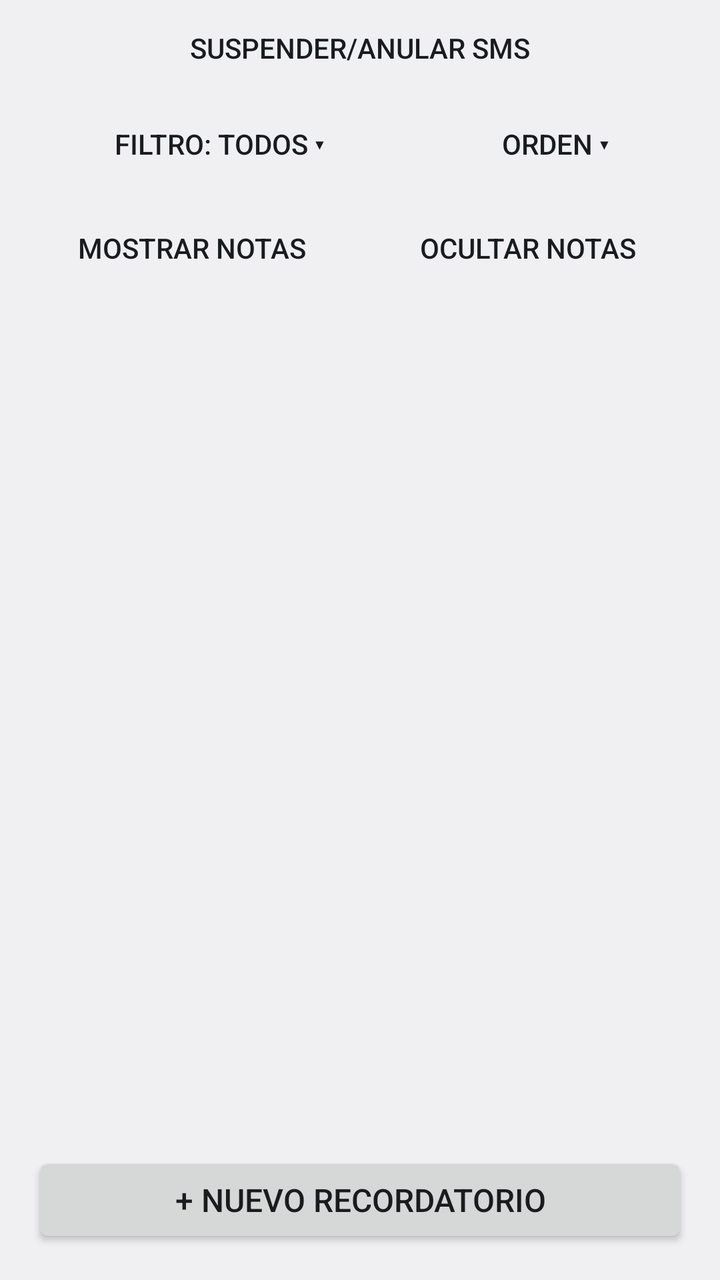
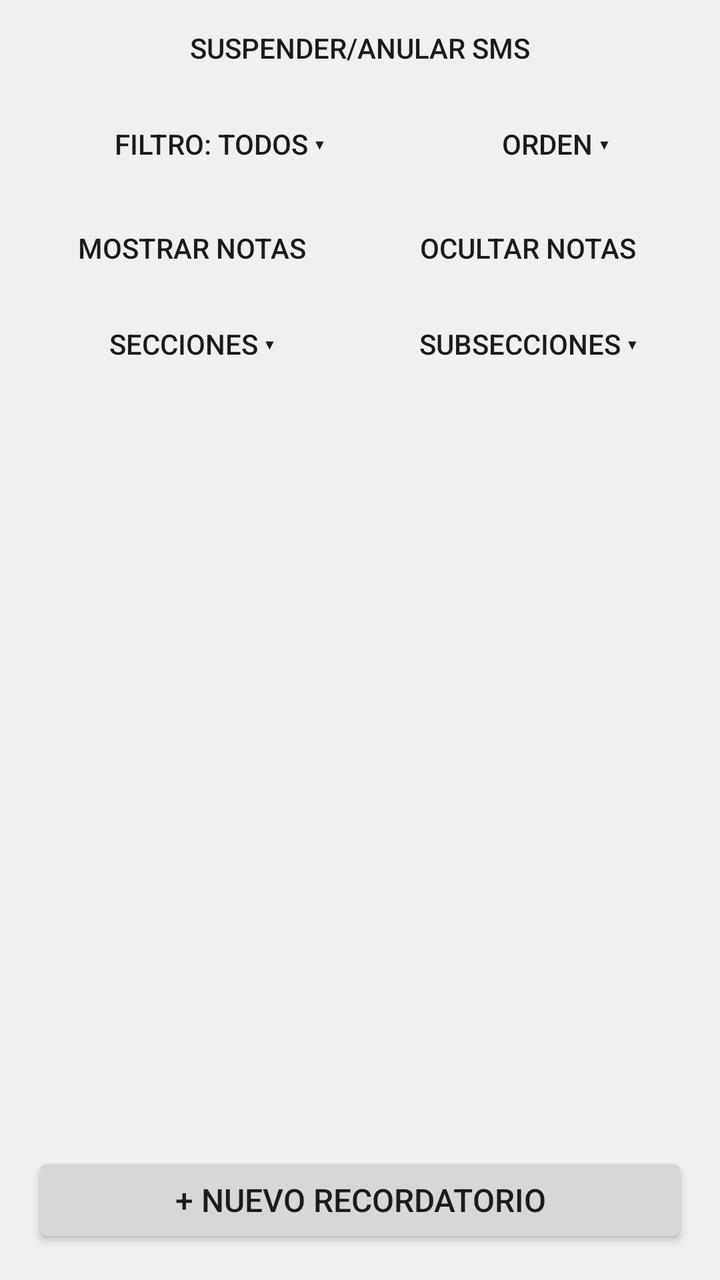

Before-and-after screenshots of an Android layout around one commit, followed by the original layout XML and the change that was made.
<!-- AndroidManifest.xml: application theme Tema -->
<!-- res/layout/activity_main.xml -->
<?xml version="1.0" encoding="utf-8"?>
<LinearLayout xmlns:android="http://schemas.android.com/apk/res/android"
    android:layout_width="match_parent"
    android:layout_height="match_parent"
    android:orientation="vertical">

    <TextView
        android:id="@+id/aviso"
        android:layout_width="match_parent"
        android:layout_height="wrap_content"
        android:background="#FFF4CE"
        android:padding="14dp"
        android:textColor="#5C4400"
        android:textSize="15sp"
        android:visibility="gone" />

    <TextView
        android:id="@+id/avisoSms"
        android:layout_width="match_parent"
        android:layout_height="wrap_content"
        android:background="#B3261E"
        android:gravity="center"
        android:padding="10dp"
        android:text="Envíos SMS se encuentran SUSPENDIDOS/ANULADOS"
        android:textColor="#FFFFFF"
        android:textSize="15sp"
        android:textStyle="bold"
        android:visibility="gone" />

    <Button
        android:id="@+id/btnSms"
        style="?android:attr/borderlessButtonStyle"
        android:layout_width="match_parent"
        android:layout_height="wrap_content"
        android:layout_marginHorizontal="12dp"
        android:text="Suspender/Anular SMS" />

    <LinearLayout
        android:layout_width="match_parent"
        android:layout_height="wrap_content"
        android:orientation="horizontal"
        android:paddingHorizontal="12dp">

        <Button
            android:id="@+id/btnFiltro"
            style="?android:attr/borderlessButtonStyle"
            android:layout_width="0dp"
            android:layout_height="wrap_content"
            android:layout_weight="1.4"
            android:text="Filtro: Todos ▾" />

        <Button
            android:id="@+id/btnOrden"
            style="?android:attr/borderlessButtonStyle"
            android:layout_width="0dp"
            android:layout_height="wrap_content"
            android:layout_weight="1"
            android:text="Orden ▾" />
    </LinearLayout>

    <TextView
        android:id="@+id/avisoFiltro"
        android:layout_width="match_parent"
        android:layout_height="wrap_content"
        android:background="?android:attr/colorAccent"
        android:gravity="center"
        android:padding="6dp"
        android:textColor="#FFFFFF"
        android:visibility="gone" />

    <LinearLayout
        android:layout_width="match_parent"
        android:layout_height="wrap_content"
        android:orientation="horizontal"
        android:paddingHorizontal="12dp"
        android:paddingTop="4dp">

        <Button
            android:id="@+id/btnMostrarNotas"
            style="?android:attr/borderlessButtonStyle"
            android:layout_width="0dp"
            android:layout_height="wrap_content"
            android:layout_weight="1"
            android:text="Mostrar notas" />

        <Button
            android:id="@+id/btnOcultarNotas"
            style="?android:attr/borderlessButtonStyle"
            android:layout_width="0dp"
            android:layout_height="wrap_content"
            android:layout_weight="1"
            android:text="Ocultar notas" />
    </LinearLayout>

    <ScrollView
        android:layout_width="match_parent"
        android:layout_height="0dp"
        android:layout_weight="1">

        <LinearLayout
            android:id="@+id/lista"
            android:layout_width="match_parent"
            android:layout_height="wrap_content"
            android:orientation="vertical"
            android:padding="8dp" />
    </ScrollView>

    <Button
        android:id="@+id/btnNuevo"
        android:layout_width="match_parent"
        android:layout_height="wrap_content"
        android:layout_margin="16dp"
        android:text="+ Nuevo recordatorio"
        android:textSize="16sp" />
</LinearLayout>
<!-- resources referenced by this layout -->
<resources>
  <style name="Tema" parent="android:Theme.DeviceDefault.DayNight" />
</resources>

<!-- the commit's change to res/layout/activity_main.xml (unified diff, before → after) -->
@@ -92,6 +92,61 @@
             android:text="Ocultar notas" />
     </LinearLayout>
 
+    <LinearLayout
+        android:layout_width="match_parent"
+        android:layout_height="wrap_content"
+        android:orientation="horizontal"
+        android:paddingHorizontal="12dp">
+
+        <Button
+            android:id="@+id/btnSecciones"
+            style="?android:attr/borderlessButtonStyle"
+            android:layout_width="0dp"
+            android:layout_height="wrap_content"
+            android:layout_weight="1"
+            android:text="Secciones ▾" />
+
+        <Button
+            android:id="@+id/btnSubsecciones"
+            style="?android:attr/borderlessButtonStyle"
+            android:layout_width="0dp"
+            android:layout_height="wrap_content"
+            android:layout_weight="1"
+            android:text="Subsecciones ▾" />
+    </LinearLayout>
+
+    <LinearLayout
+        android:id="@+id/barraSeleccion"
+        android:layout_width="match_parent"
+        android:layout_height="wrap_content"
+        android:background="#333D7BFD"
+        android:gravity="center_vertical"
+        android:orientation="horizontal"
+        android:paddingHorizontal="12dp"
+        android:visibility="gone">
+
+        <TextView
+            android:id="@+id/tvSeleccion"
+            android:layout_width="0dp"
+            android:layout_height="wrap_content"
+            android:layout_weight="1"
+            android:textStyle="bold" />
+
+        <Button
+            android:id="@+id/btnAcciones"
+            style="?android:attr/borderlessButtonStyle"
+            android:layout_width="wrap_content"
+            android:layout_height="wrap_content"
+            android:text="Acciones ▾" />
+
+        <Button
+            android:id="@+id/btnCancelarSeleccion"
+            style="?android:attr/borderlessButtonStyle"
+            android:layout_width="wrap_content"
+            android:layout_height="wrap_content"
+            android:text="Cancelar" />
+    </LinearLayout>
+
     <ScrollView
         android:layout_width="match_parent"
         android:layout_height="0dp"
